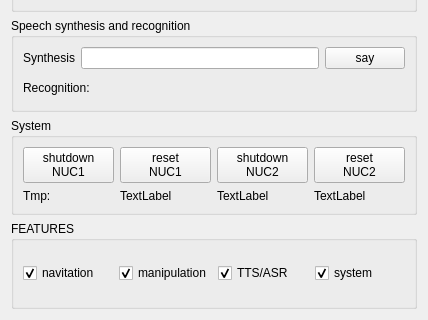
Old version of the form components/shellyPanel/src/mainUI.ui in the repository robocomp/robocomp-shelly; both pictures show x 0 to 428 and y 324 to 644 of the 428 by 644 pixel window.
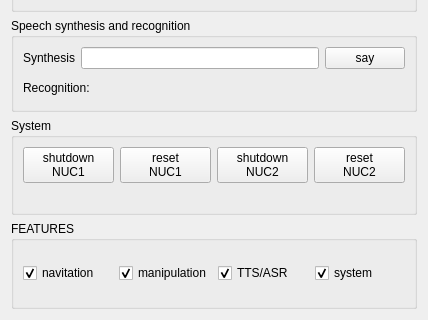
New version of the form.

What changed in the file:
```diff
--- a/components/shellyPanel/src/mainUI.ui
+++ b/components/shellyPanel/src/mainUI.ui
@@ -485,7 +485,7 @@
           <item>
            <widget class="QLabel" name="temperatura1">
             <property name="text">
-             <string>Tmp:</string>
+             <string></string>
             </property>
            </widget>
           </item>
@@ -504,7 +504,7 @@
           <item>
            <widget class="QLabel" name="loadavg1">
             <property name="text">
-             <string>TextLabel</string>
+             <string></string>
             </property>
            </widget>
           </item>
@@ -523,7 +523,7 @@
           <item>
            <widget class="QLabel" name="temperatura2">
             <property name="text">
-             <string>TextLabel</string>
+             <string></string>
             </property>
            </widget>
           </item>
@@ -542,7 +542,7 @@
           <item>
            <widget class="QLabel" name="loadavg2">
             <property name="text">
-             <string>TextLabel</string>
+             <string></string>
             </property>
            </widget>
           </item>
```
